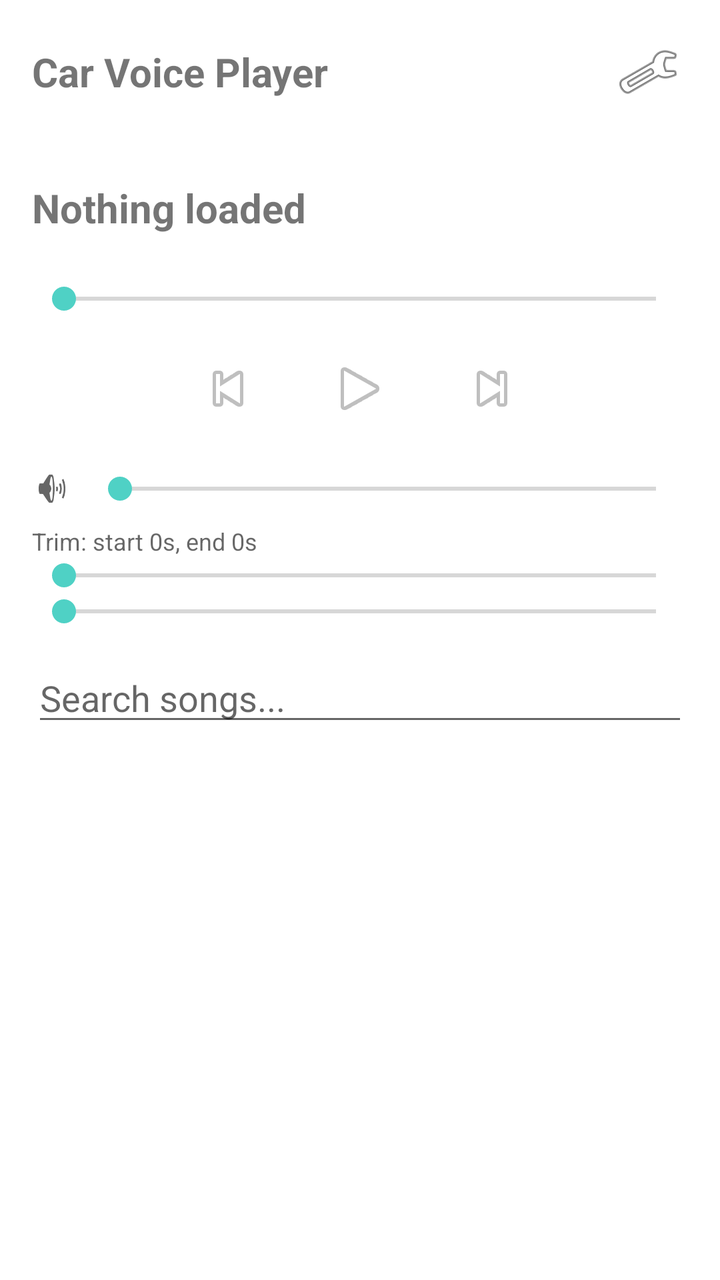
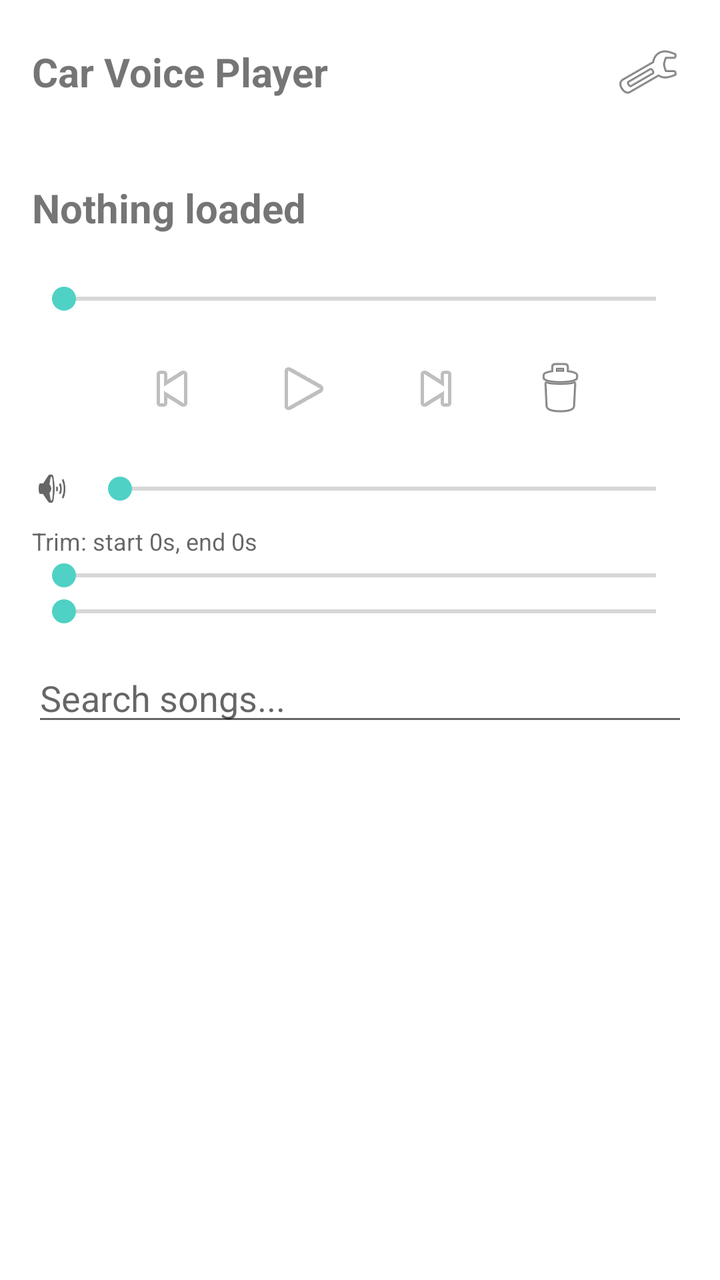

Two renders of the same Android screen: before a commit and after it. Below are the layout's source before the change and the commit's diff.
<!-- AndroidManifest.xml: application theme Theme.CarVoicePlayer -->
<!-- res/layout/activity_main.xml -->
<?xml version="1.0" encoding="utf-8"?>
<LinearLayout xmlns:android="http://schemas.android.com/apk/res/android"
    xmlns:app="http://schemas.android.com/apk/res-auto"
    android:layout_width="match_parent"
    android:layout_height="match_parent"
    android:orientation="vertical">

    <LinearLayout
        android:layout_width="match_parent"
        android:layout_height="wrap_content"
        android:orientation="vertical"
        android:padding="16dp">

        <LinearLayout
            android:layout_width="match_parent"
            android:layout_height="wrap_content"
            android:orientation="horizontal"
            android:gravity="center_vertical">

            <TextView
                android:layout_width="0dp"
                android:layout_height="wrap_content"
                android:layout_weight="1"
                android:text="Car Voice Player"
                android:textSize="20sp"
                android:textStyle="bold" />

            <ImageButton
                android:id="@+id/settingsButton"
                android:layout_width="40dp"
                android:layout_height="40dp"
                android:background="?attr/selectableItemBackgroundBorderless"
                android:contentDescription="Settings"
                android:src="@android:drawable/ic_menu_manage" />
        </LinearLayout>

        <TextView
            android:id="@+id/statusText"
            android:layout_width="match_parent"
            android:layout_height="wrap_content"
            android:layout_marginTop="4dp"
            android:textSize="12sp"
            android:textColor="?android:attr/textColorSecondary" />

        <TextView
            android:id="@+id/nowPlayingTitle"
            android:layout_width="match_parent"
            android:layout_height="wrap_content"
            android:layout_marginTop="14dp"
            android:text="Nothing loaded"
            android:textSize="20sp"
            android:textStyle="bold"
            android:maxLines="1"
            android:ellipsize="end" />

        <TextView
            android:id="@+id/nowPlayingArtist"
            android:layout_width="match_parent"
            android:layout_height="wrap_content"
            android:textSize="14sp"
            android:textColor="?android:attr/textColorSecondary" />

        <SeekBar
            android:id="@+id/seekBar"
            android:layout_width="match_parent"
            android:layout_height="wrap_content"
            android:layout_marginTop="4dp" />

        <LinearLayout
            android:id="@+id/ratingRow"
            android:layout_width="wrap_content"
            android:layout_height="wrap_content"
            android:layout_marginTop="4dp"
            android:orientation="horizontal" />

        <LinearLayout
            android:layout_width="match_parent"
            android:layout_height="wrap_content"
            android:orientation="horizontal"
            android:gravity="center">

            <ImageButton
                android:id="@+id/prevButton"
                style="?attr/borderlessButtonStyle"
                android:layout_width="52dp"
                android:layout_height="52dp"
                android:contentDescription="Previous"
                android:src="@android:drawable/ic_media_previous" />

            <ImageButton
                android:id="@+id/playPauseButton"
                style="?attr/borderlessButtonStyle"
                android:layout_width="64dp"
                android:layout_height="64dp"
                android:layout_marginStart="8dp"
                android:layout_marginEnd="8dp"
                android:contentDescription="Play/Pause"
                android:src="@android:drawable/ic_media_play" />

            <ImageButton
                android:id="@+id/nextButton"
                style="?attr/borderlessButtonStyle"
                android:layout_width="52dp"
                android:layout_height="52dp"
                android:contentDescription="Next"
                android:src="@android:drawable/ic_media_next" />
        </LinearLayout>

        <LinearLayout
            android:layout_width="match_parent"
            android:layout_height="wrap_content"
            android:orientation="horizontal"
            android:gravity="center_vertical"
            android:layout_marginTop="8dp">

            <ImageView
                android:layout_width="20dp"
                android:layout_height="20dp"
                android:src="@android:drawable/ic_lock_silent_mode_off"
                app:tint="?android:attr/textColorSecondary" />

            <SeekBar
                android:id="@+id/volumeSeekBar"
                android:layout_width="0dp"
                android:layout_height="wrap_content"
                android:layout_weight="1"
                android:layout_marginStart="8dp"
                android:max="100" />
        </LinearLayout>

        <TextView
            android:id="@+id/trimLabel"
            android:layout_width="match_parent"
            android:layout_height="wrap_content"
            android:layout_marginTop="8dp"
            android:text="Trim: start 0s, end 0s"
            android:textSize="12sp"
            android:textColor="?android:attr/textColorSecondary" />
        <SeekBar
            android:id="@+id/trimStartSeekBar"
            android:layout_width="match_parent"
            android:layout_height="wrap_content"
            android:max="60" />
        <SeekBar
            android:id="@+id/trimEndSeekBar"
            android:layout_width="match_parent"
            android:layout_height="wrap_content"
            android:max="60" />

        <EditText
            android:id="@+id/searchBox"
            android:layout_width="match_parent"
            android:layout_height="wrap_content"
            android:layout_marginTop="12dp"
            android:hint="Search songs..."
            android:inputType="text"
            android:imeOptions="actionSearch"
            android:singleLine="true" />
    </LinearLayout>

    <androidx.recyclerview.widget.RecyclerView
        android:id="@+id/songRecyclerView"
        android:layout_width="match_parent"
        android:layout_height="0dp"
        android:layout_weight="1"
        android:paddingStart="16dp"
        android:paddingEnd="16dp" />
</LinearLayout>
<!-- resources referenced by this layout -->
<resources>
  <style name="Theme.CarVoicePlayer" parent="Theme.MaterialComponents.DayNight.NoActionBar">
          <item name="colorPrimary">@color/brand_accent</item>
          <item name="colorAccent">@color/brand_accent</item>
      </style>
  <color name="brand_accent">#4FD1C5</color>
</resources>

<!-- the commit's change to res/layout/activity_main.xml (unified diff, before → after) -->
@@ -104,6 +104,15 @@
                 android:layout_height="52dp"
                 android:contentDescription="Next"
                 android:src="@android:drawable/ic_media_next" />
+
+            <ImageButton
+                android:id="@+id/deleteButton"
+                style="?attr/borderlessButtonStyle"
+                android:layout_width="40dp"
+                android:layout_height="40dp"
+                android:layout_marginStart="16dp"
+                android:contentDescription="Delete this song"
+                android:src="@android:drawable/ic_menu_delete" />
         </LinearLayout>
 
         <LinearLayout
